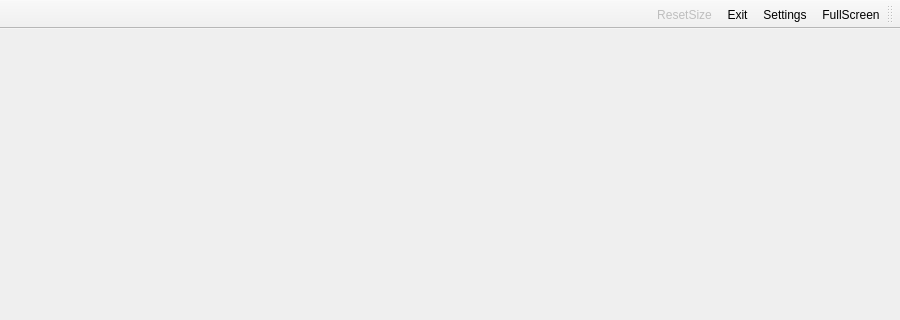
Above: MGAWithSQL/mainwindow.ui from amirtosson/MGAConnect before the change; both pictures show x 0 to 900 and y 0 to 320 of the 900 by 700 pixel window. Below: the same form after it.
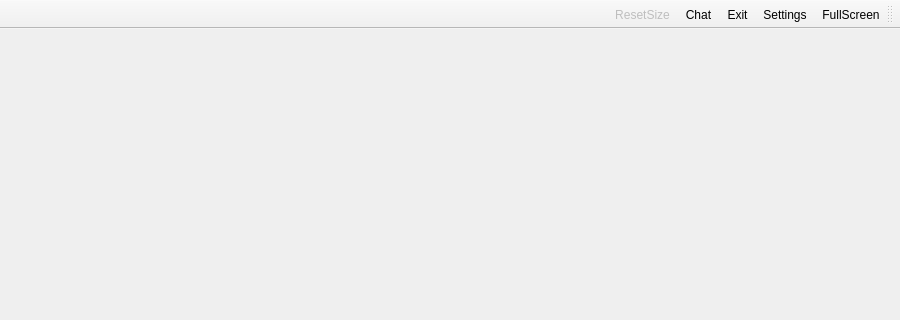
That is the form after the change. Icons and pictures are not drawn. Custom widgets are drawn as their Qt base class.

Commit message: Chat dialog

```diff
--- a/MGAWithSQL/mainwindow.ui
+++ b/MGAWithSQL/mainwindow.ui
@@ -236,6 +236,7 @@
    <addaction name="actionFullScreen"/>
    <addaction name="actionOptions"/>
    <addaction name="actionExit"/>
+   <addaction name="actionChat"/>
    <addaction name="actionResetSize"/>
   </widget>
   <widget class="QStatusBar" name="statusBar">
@@ -285,6 +286,15 @@
     <string>Back to the original size</string>
    </property>
   </action>
+  <action name="actionChat">
+   <property name="icon">
+    <iconset resource="imageresources.qrc">
+     <normaloff>:/buttonIcons/Resources/Icons/nochat.png</normaloff>:/buttonIcons/Resources/Icons/nochat.png</iconset>
+   </property>
+   <property name="text">
+    <string>Chat</string>
+   </property>
+  </action>
  </widget>
  <layoutdefault spacing="6" margin="11"/>
  <customwidgets>
```
Left out of the diff: 2 changed lines with no effect on the pictures. The commit also changes 21 other files.
